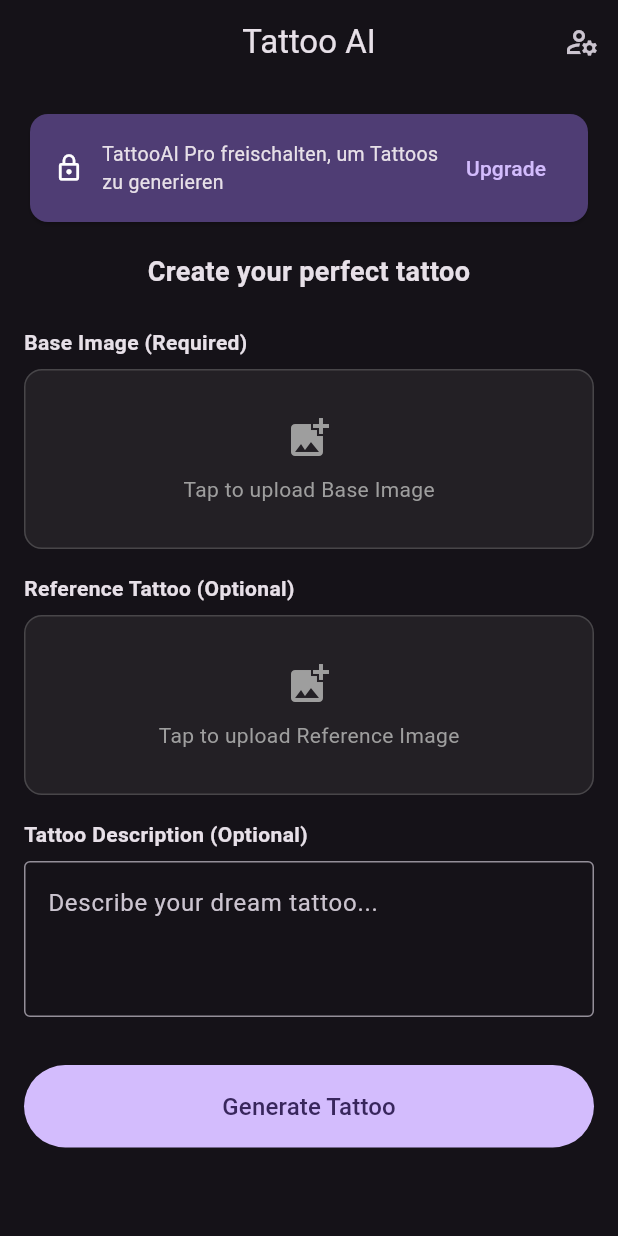
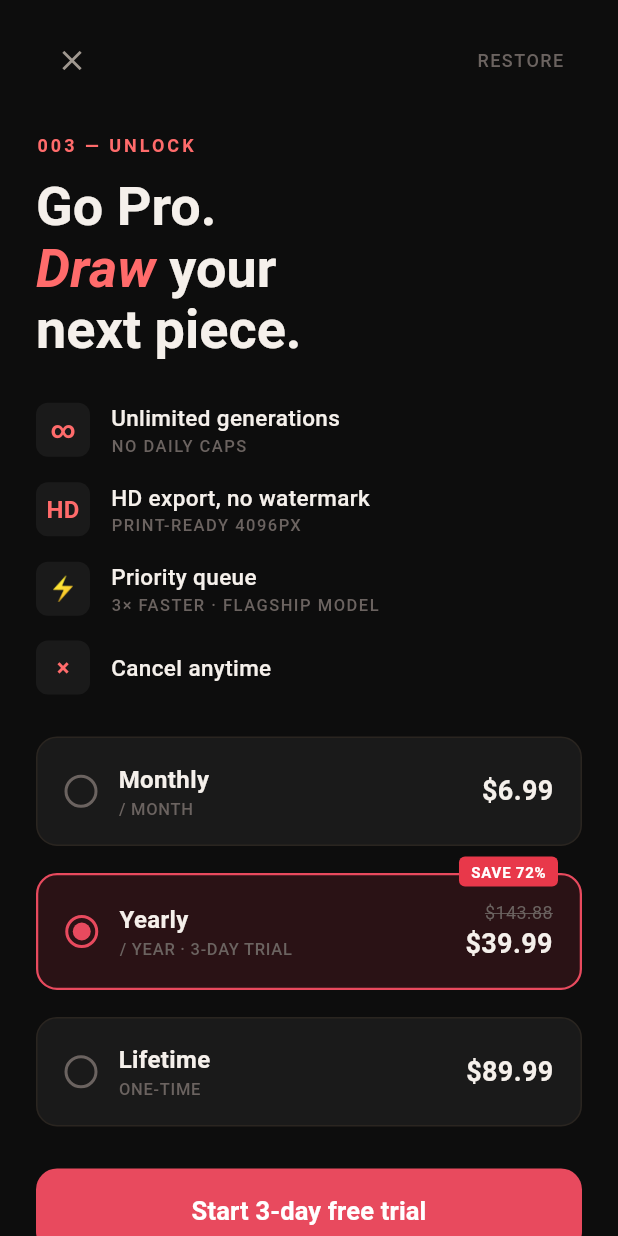
Before and after one commit to Zynachinos/TattooAI, a Flutter app: the screen it shows once a user with an empty profile is signed in, after a tap on "Generate Tattoo", on a phone screen of 412 x 824 dp. Run offline on Flutter 3.47's test engine with Material 3 defaults, Android fonts, the phone set to English and light mode, and no system bars; our stand-ins replace cloud_firestore, firebase_auth, firebase_core, google_sign_in; missing offline and left inert: purchases_flutter, purchases_ui_flutter; accounts and stored records are empty; statements that could not run were skipped.

Commit message:
feat: implement purchase and restore functionality in BillingService; add PaywallScreen for subscription options

```diff
--- a/lib/features/billing/billing_service.dart
+++ b/lib/features/billing/billing_service.dart
@@ -78,6 +78,23 @@ class BillingService extends ChangeNotifier {
 
   // ─── Purchases ──────────────────────────────────────────────────────────────
 
+  Future<bool> purchasePackage(Package package) async {
+    _setLoading(true);
+    try {
+      final result = await Purchases.purchase(PurchaseParams.package(package));
+      _handleCustomerInfoUpdate(result.customerInfo);
+      return result.customerInfo.entitlements.active.containsKey(AppConfig.entitlementId);
+    } on PlatformException catch (e) {
+      final code = PurchasesErrorHelper.getErrorCode(e);
+      if (code != PurchasesErrorCode.purchaseCancelledError) {
+        _setError('Kauf fehlgeschlagen: ${e.message}');
+      }
+      return false;
+    } finally {
+      _setLoading(false);
+    }
+  }
+
   Future<bool> restorePurchases() async {
     _setLoading(true);
     try {
--- /dev/null
+++ b/lib/features/billing/presentation/paywall_screen.dart
@@ -0,0 +1,414 @@
+import 'package:flutter/material.dart';
+import 'package:purchases_flutter/purchases_flutter.dart';
+import '../billing_service.dart';
+import '../../../core/config/app_config.dart';
+
+// ─── Colors ──────────────────────────────────────────────────────────────────
+
+const Color _bgDark = Color(0xFF0D0D0D);
+const Color _bgCard = Color(0xFF1A1A1A);
+const Color _bgCardSelected = Color(0xFF2A1215);
+const Color _accentRed = Color(0xFFE84A5E);
+const Color _accentCoral = Color(0xFFFF6B6B);
+const Color _textPrimary = Color(0xFFF5F0EB);
+const Color _textSecondary = Color(0xFFA09890);
+const Color _textMuted = Color(0xFF6B6360);
+const Color _badgeBg = Color(0xFFE8384A);
+const Color _dividerColor = Color(0xFF2A2520);
+
+// ─── Plan Types ───────────────────────────────────────────────────────────────
+
+enum _Plan { monthly, yearly, lifetime }
+
+// ─── Screen ───────────────────────────────────────────────────────────────────
+
+class PaywallScreen extends StatefulWidget {
+  const PaywallScreen({super.key});
+
+  @override
+  State<PaywallScreen> createState() => _PaywallScreenState();
+}
+
+class _PaywallScreenState extends State<PaywallScreen> {
+  _Plan _selected = _Plan.yearly;
+  Offerings? _offerings;
+  bool _isLoading = false;
+
+  @override
+  void initState() {
+    super.initState();
+    _loadOfferings();
+  }
+
+  Future<void> _loadOfferings() async {
+    try {
+      final o = await Purchases.getOfferings();
+      if (mounted) setState(() => _offerings = o);
+    } catch (_) {}
+  }
+
+  Package? _pkg(_Plan plan) {
+    final current = _offerings?.current;
+    if (current == null) return null;
+    final id = switch (plan) {
+      _Plan.monthly => AppConfig.productMonthly,
+      _Plan.yearly => AppConfig.productYearly,
+      _Plan.lifetime => AppConfig.productLifetime,
+    };
+    try {
+      return current.availablePackages.firstWhere((p) => p.identifier == id);
+    } catch (_) {
+      return null;
+    }
+  }
+
+  String _price(_Plan plan) {
+    final p = _pkg(plan)?.storeProduct.priceString;
+    if (p != null) return p;
+    return switch (plan) {
+      _Plan.monthly => '\$6.99',
+      _Plan.yearly => '\$39.99',
+      _Plan.lifetime => '\$89.99',
+    };
+  }
+
+  Future<void> _subscribe() async {
+    final pkg = _pkg(_selected);
+    if (pkg == null) {
+      ScaffoldMessenger.of(context).showSnackBar(
+        const SnackBar(content: Text('Produkte werden noch geladen…')),
+      );
+      return;
+    }
+    setState(() => _isLoading = true);
+    try {
+      final ok = await BillingService.instance.purchasePackage(pkg);
+      if (ok && mounted) Navigator.of(context).pop(true);
+    } finally {
+      if (mounted) setState(() => _isLoading = false);
+    }
+  }
+
+  Future<void> _restore() async {
+    setState(() => _isLoading = true);
+    try {
+      final ok = await BillingService.instance.restorePurchases();
+      if (mounted && ok) Navigator.of(context).pop(true);
+    } finally {
+      if (mounted) setState(() => _isLoading = false);
+    }
+  }
+
+  @override
+  Widget build(BuildContext context) {
+    return Scaffold(
+      backgroundColor: _bgDark,
+      body: SafeArea(
+        child: SingleChildScrollView(
+          padding: const EdgeInsets.symmetric(horizontal: 24),
+          child: Column(
+            crossAxisAlignment: CrossAxisAlignment.start,
+            children: [
+              const SizedBox(height: 16),
+              _topBar(),
+              const SizedBox(height: 24),
+              const Text(
+                '003 — UNLOCK',
+                style: TextStyle(
+                  color: _accentCoral,
+                  fontSize: 12,
+                  fontWeight: FontWeight.w600,
+                  letterSpacing: 2,
+                ),
+              ),
+              const SizedBox(height: 12),
+              _headline(),
+              const SizedBox(height: 28),
+              const _FeatureRow(icon: '∞', title: 'Unlimited generations', subtitle: 'NO DAILY CAPS'),
+              const SizedBox(height: 16),
+              const _FeatureRow(icon: 'HD', title: 'HD export, no watermark', subtitle: 'PRINT-READY 4096PX'),
+              const SizedBox(height: 16),
+              const _FeatureRow(icon: '⚡', title: 'Priority queue', subtitle: '3× FASTER · FLAGSHIP MODEL'),
+              const SizedBox(height: 16),
+              const _FeatureRow(icon: '×', title: 'Cancel anytime'),
+              const SizedBox(height: 28),
+              _PlanCard(
+                title: 'Monthly',
+                subtitle: '/ MONTH',
+                price: _price(_Plan.monthly),
+                isSelected: _selected == _Plan.monthly,
+                onTap: () => setState(() => _selected = _Plan.monthly),
+              ),
+              const SizedBox(height: 18),
+              _PlanCard(
+                title: 'Yearly',
+                subtitle: '/ YEAR · 3-DAY TRIAL',
+                price: _price(_Plan.yearly),
+                badge: 'SAVE 72%',
+                originalPrice: '\$143.88',
+                isSelected: _selected == _Plan.yearly,
+                onTap: () => setState(() => _selected = _Plan.yearly),
+              ),
+              const SizedBox(height: 18),
+              _PlanCard(
+                title: 'Lifetime',
+                subtitle: 'ONE-TIME',
+                price: _price(_Plan.lifetime),
+                isSelected: _selected == _Plan.lifetime,
+                onTap: () => setState(() => _selected = _Plan.lifetime),
+              ),
+              const SizedBox(height: 28),
+              _ctaButton(),
+              const SizedBox(height: 16),
+              _footer(),
+              const SizedBox(height: 24),
+            ],
+          ),
+        ),
+      ),
+    );
+  }
+
+  Widget _topBar() {
+    return Row(
+      mainAxisAlignment: MainAxisAlignment.spaceBetween,
+      children: [
+        IconButton(
+          onPressed: () => Navigator.of(context).pop(false),
+          icon: const Icon(Icons.close, color: _textSecondary, size: 22),
+          padding: EdgeInsets.zero,
+          constraints: const BoxConstraints(),
+        ),
+        TextButton(
+          onPressed: _isLoading ? null : _restore,
+          child: const Text(
+            'RESTORE',
+            style: TextStyle(color: _textMuted, fontSize: 12, fontWeight: FontWeight.w500, letterSpacing: 1),
+          ),
+        ),
+      ],
+    );
+  }
+
+  Widget _headline() {
+    return RichText(
+      text: const TextSpan(
+        children: [
+          TextSpan(
+            text: 'Go Pro.\n',
+            style: TextStyle(color: _textPrimary, fontSize: 36, fontWeight: FontWeight.bold, height: 1.15),
+          ),
+          TextSpan(
+            text: 'Draw ',
+            style: TextStyle(
+              color: _accentCoral,
+              fontSize: 36,
+              fontWeight: FontWeight.bold,
+              fontStyle: FontStyle.italic,
+              height: 1.15,
+            ),
+          ),
+          TextSpan(
+            text: 'your\nnext piece.',
+            style: TextStyle(color: _textPrimary, fontSize: 36, fontWeight: FontWeight.bold, height: 1.15),
+          ),
+        ],
+      ),
+    );
+  }
+
+  Widget _ctaButton() {
+    final label = switch (_selected) {
+      _Plan.yearly => 'Start 3-day free trial',
+      _Plan.monthly => 'Subscribe Monthly',
+      _Plan.lifetime => 'Buy Lifetime Access',
+    };
+    return SizedBox(
+      width: double.infinity,
+      height: 56,
+      child: FilledButton(
+        onPressed: _isLoading ? null : _subscribe,
+        style: FilledButton.styleFrom(
+          backgroundColor: _accentRed,
+          disabledBackgroundColor: _accentRed.withValues(alpha: 0.6),
+          shape: RoundedRectangleBorder(borderRadius: BorderRadius.circular(14)),
+          elevation: 0,
+        ),
+        child: _isLoading
+            ? const SizedBox(
+                height: 22,
+                width: 22,
+                child: CircularProgressIndicator(strokeWidth: 2.5, color: Colors.white),
+              )
+            : Text(label, style: const TextStyle(fontSize: 17, fontWeight: FontWeight.w600, color: Colors.white)),
+      ),
+    );
+  }
+
+  Widget _footer() {
+    return Row(
+      mainAxisAlignment: MainAxisAlignment.center,
+      children: [
+        TextButton(
+          onPressed: () {},
+          child: const Text('TERMS', style: TextStyle(color: _textMuted, fontSize: 11, letterSpacing: 1)),
+        ),
+        const SizedBox(width: 16),
+        TextButton(
+          onPressed: () {},
+          child: const Text('PRIVACY', style: TextStyle(color: _textMuted, fontSize: 11, letterSpacing: 1)),
+        ),
+      ],
+    );
+  }
+}
+
+// ─── Feature Row ─────────────────────────────────────────────────────────────
+
+class _FeatureRow extends StatelessWidget {
+  const _FeatureRow({required this.icon, required this.title, this.subtitle});
+  final String icon;
+  final String title;
+  final String? subtitle;
+
+  @override
+  Widget build(BuildContext context) {
+    return Row(
+      children: [
+        Container(
+          width: 36,
+          height: 36,
+          decoration: BoxDecoration(color: _bgCard, borderRadius: BorderRadius.circular(8)),
+          alignment: Alignment.center,
+          child: Text(icon, style: const TextStyle(color: _accentCoral, fontSize: 16, fontWeight: FontWeight.bold)),
+        ),
+        const SizedBox(width: 14),
+        Column(
+          crossAxisAlignment: CrossAxisAlignment.start,
+          children: [
+            Text(title, style: const TextStyle(color: _textPrimary, fontSize: 15, fontWeight: FontWeight.w500)),
+            if (subtitle != null)
+              Text(
+                subtitle!,
+                style: const TextStyle(color: _textMuted, fontSize: 11, fontWeight: FontWeight.w500, letterSpacing: 1),
+              ),
+          ],
+        ),
+      ],
+    );
+  }
+}
+
+// ─── Plan Card ────────────────────────────────────────────────────────────────
+
+class _PlanCard extends StatelessWidget {
+  const _PlanCard({
+    required this.title,
+    required this.subtitle,
+    required this.price,
+    required this.isSelected,
+    required this.onTap,
+    this.badge,
+    this.originalPrice,
+  });
+
+  final String title;
+  final String subtitle;
+  final String price;
+  final bool isSelected;
+  final VoidCallback onTap;
+  final String? badge;
+  final String? originalPrice;
+
+  @override
+  Widget build(BuildContext context) {
+    return Stack(
+      clipBehavior: Clip.none,
+      children: [
+        GestureDetector(
+          onTap: onTap,
+          child: Container(
+            decoration: BoxDecoration(
+              color: isSelected ? _bgCardSelected : _bgCard,
+              borderRadius: BorderRadius.circular(14),
+              border: Border.all(
+                color: isSelected ? _accentRed : _dividerColor,
+                width: isSelected ? 1.5 : 1,
+              ),
+            ),
+            padding: const EdgeInsets.symmetric(horizontal: 18, vertical: 16),
+            child: Row(
+              children: [
+                _radio(),
+                const SizedBox(width: 14),
+                Expanded(
+                  child: Column(
+                    crossAxisAlignment: CrossAxisAlignment.start,
+                    children: [
+                      Text(title,
+                          style: const TextStyle(color: _textPrimary, fontSize: 16, fontWeight: FontWeight.w600)),
+                      Text(subtitle,
+                          style: const TextStyle(
+                              color: _textMuted, fontSize: 11, fontWeight: FontWeight.w500, letterSpacing: 0.5)),
+                    ],
+                  ),
+                ),
+                Column(
+                  crossAxisAlignment: CrossAxisAlignment.end,
+                  children: [
+                    if (originalPrice != null)
+                      Text(
+                        originalPrice!,
+                        style: const TextStyle(
+                          color: _textMuted,
+                          fontSize: 12,
+                          decoration: TextDecoration.lineThrough,
+                          decorationColor: _textMuted,
+                        ),
+                      ),
+                    Text(price,
+                        style: const TextStyle(color: _textPrimary, fontSize: 18, fontWeight: FontWeight.bold)),
+                  ],
+                ),
+              ],
+            ),
+          ),
+        ),
+        if (badge != null)
+          Positioned(
+            top: -11,
+            right: 16,
+            child: Container(
+              padding: const EdgeInsets.symmetric(horizontal: 8, vertical: 3),
+              decoration: BoxDecoration(color: _badgeBg, borderRadius: BorderRadius.circular(4)),
+              child: Text(
+                badge!,
+                style: const TextStyle(
+                    color: Colors.white, fontSize: 10, fontWeight: FontWeight.bold, letterSpacing: 0.5),
+              ),
+            ),
+          ),
+      ],
+    );
+  }
+
+  Widget _radio() {
+    return Container(
+      width: 22,
+      height: 22,
+      decoration: BoxDecoration(
+        shape: BoxShape.circle,
+        border: Border.all(color: isSelected ? _accentRed : _textMuted, width: 2),
+      ),
+      child: isSelected
+          ? Center(
+              child: Container(
+                width: 12,
+                height: 12,
+                decoration: const BoxDecoration(shape: BoxShape.circle, color: _accentRed),
+              ),
+            )
+          : null,
+    );
+  }
+}
--- a/lib/screens/create_tattoo_screen.dart
+++ b/lib/screens/create_tattoo_screen.dart
@@ -1,6 +1,6 @@
 import 'package:flutter/material.dart';
-import 'package:purchases_ui_flutter/purchases_ui_flutter.dart';
 import '../features/billing/billing_service.dart';
+import '../features/billing/presentation/paywall_screen.dart';
 import '../shared/widgets/loading_indicator.dart';
 
 class CreateTattooScreen extends StatelessWidget {
@@ -83,12 +83,10 @@ class CreateTattooScreen extends StatelessWidget {
   Future<void> _onGenerateTapped(
       BuildContext context, BillingService billing) async {
     if (!billing.isPro) {
-      final result = await billing.presentPaywallIfNeeded();
-      if (result != PaywallResult.purchased &&
-          result != PaywallResult.restored &&
-          result != PaywallResult.notPresented) {
-        return;
-      }
+      await Navigator.of(context).push(
+        MaterialPageRoute(builder: (_) => const PaywallScreen()),
+      );
+      return;
     }
     // TODO Phase 6: actual generation logic
     if (!context.mounted) return;
@@ -155,7 +153,9 @@ class _ProBanner extends StatelessWidget {
               ),
             ),
             TextButton(
-              onPressed: () => billing.presentPaywall(),
+              onPressed: () => Navigator.of(context).push(
+              MaterialPageRoute(builder: (_) => const PaywallScreen()),
+            ),
               child: const Text('Upgrade'),
             ),
           ],
```
Also changed, not shown: 1 other file.
